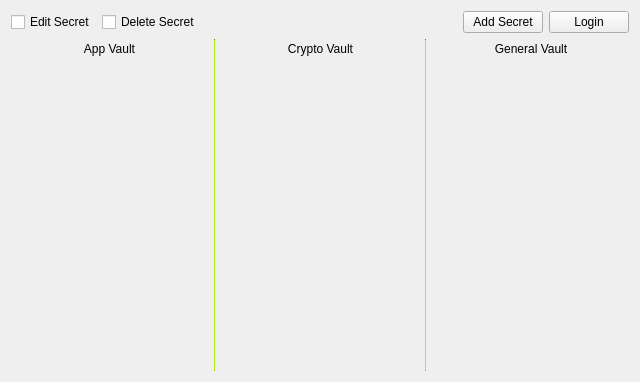
First picture: the form in designs/xml/vault_tab.ui, repository daniel-deru/WorkMate-3.0, before the edit.
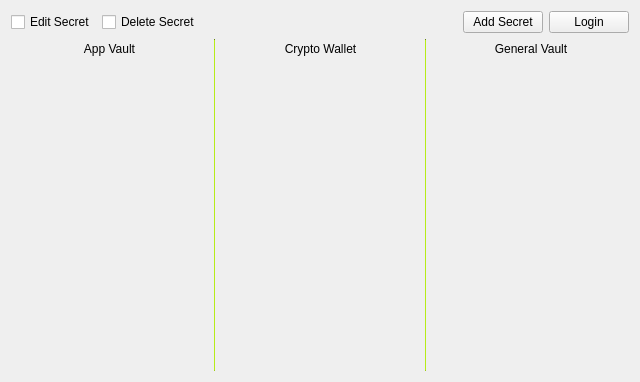
Second picture: the form after the edit.

```diff
--- a/designs/xml/vault_tab.ui
+++ b/designs/xml/vault_tab.ui
@@ -243,7 +243,7 @@
             </sizepolicy>
            </property>
            <property name="text">
-            <string>Crypto Vault</string>
+            <string>Crypto Wallet</string>
            </property>
            <property name="alignment">
             <set>Qt::AlignCenter</set>
```
Left out of the diff: 4 changed lines with no effect on the pictures.
